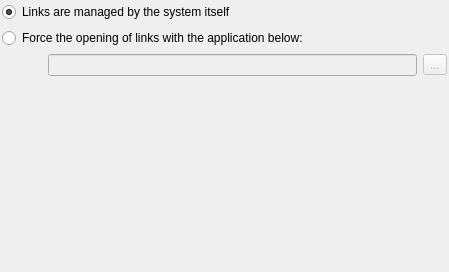
This is ceb/ui/links_settings.ui in kervala/cebmtpchat as Qt 5 draws it before an edit. The edited form follows.
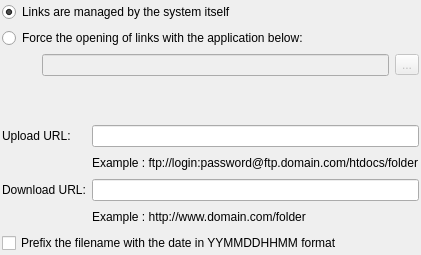
This is the edited form.

Commit message: added FTP upload with drag and drop (should use TransfersManager and TransferWidget in the near future) fixed windows cariage returns

Diff of the .ui file:
```diff
--- a/ceb/ui/links_settings.ui
+++ b/ceb/ui/links_settings.ui
@@ -5,8 +5,8 @@
    <rect>
     <x>0</x>
     <y>0</y>
-    <width>449</width>
-    <height>272</height>
+    <width>388</width>
+    <height>255</height>
    </rect>
   </property>
   <property name="windowTitle" >
@@ -19,40 +19,9 @@
    <property name="spacing" >
     <number>6</number>
    </property>
-   <item row="3" column="1" >
-    <spacer>
-     <property name="orientation" >
-      <enum>Qt::Vertical</enum>
-     </property>
-     <property name="sizeHint" >
-      <size>
-       <width>20</width>
-       <height>121</height>
-      </size>
-     </property>
-    </spacer>
-   </item>
-   <item row="2" column="1" >
-    <widget class="QLineEdit" name="lineEditCustomBrowser" >
-     <property name="enabled" >
-      <bool>false</bool>
-     </property>
-     <property name="readOnly" >
-      <bool>true</bool>
-     </property>
-    </widget>
-   </item>
-   <item row="2" column="2" >
-    <widget class="QToolButton" name="toolButtonCustomBrowser" >
-     <property name="enabled" >
-      <bool>false</bool>
-     </property>
-     <property name="text" >
-      <string>...</string>
-     </property>
-    </widget>
-   </item>
-   <item row="0" column="0" colspan="3" >
+   <item row="0" column="0" >
+    <layout class="QVBoxLayout" name="verticalLayout" >
+     <item>
     <widget class="QRadioButton" name="radioButtonDefault" >
      <property name="text" >
       <string>Links are managed by the system itself</string>
@@ -62,14 +31,16 @@
      </property>
     </widget>
    </item>
-   <item row="1" column="0" colspan="3" >
+     <item>
     <widget class="QRadioButton" name="radioButtonForce" >
      <property name="text" >
       <string>Force the opening of links with the application below:</string>
      </property>
     </widget>
    </item>
-   <item row="2" column="0" >
+     <item>
+      <layout class="QHBoxLayout" name="horizontalLayout" >
+       <item>
     <spacer>
      <property name="orientation" >
       <enum>Qt::Horizontal</enum>
@@ -77,13 +48,131 @@
      <property name="sizeType" >
       <enum>QSizePolicy::Fixed</enum>
      </property>
-     <property name="sizeHint" >
+         <property name="sizeHint" stdset="0" >
       <size>
        <width>40</width>
        <height>20</height>
       </size>
      </property>
     </spacer>
+       </item>
+       <item>
+        <widget class="QLineEdit" name="lineEditCustomBrowser" >
+         <property name="enabled" >
+          <bool>false</bool>
+         </property>
+         <property name="readOnly" >
+          <bool>true</bool>
+         </property>
+        </widget>
+       </item>
+       <item>
+        <widget class="QToolButton" name="toolButtonCustomBrowser" >
+         <property name="enabled" >
+          <bool>false</bool>
+         </property>
+         <property name="text" >
+          <string>...</string>
+         </property>
+        </widget>
+       </item>
+      </layout>
+     </item>
+     <item>
+      <spacer name="verticalSpacer" >
+       <property name="orientation" >
+        <enum>Qt::Vertical</enum>
+       </property>
+       <property name="sizeHint" stdset="0" >
+        <size>
+         <width>20</width>
+         <height>40</height>
+        </size>
+       </property>
+      </spacer>
+     </item>
+     <item>
+      <layout class="QFormLayout" name="formLayout" >
+       <property name="fieldGrowthPolicy" >
+        <enum>QFormLayout::AllNonFixedFieldsGrow</enum>
+       </property>
+       <item row="0" column="1" >
+        <widget class="QLineEdit" name="ftpUploadUrl" />
+       </item>
+       <item row="1" column="0" >
+        <spacer name="horizontalSpacer" >
+         <property name="orientation" >
+          <enum>Qt::Horizontal</enum>
+         </property>
+         <property name="sizeHint" stdset="0" >
+          <size>
+           <width>40</width>
+           <height>20</height>
+          </size>
+         </property>
+        </spacer>
+       </item>
+       <item row="1" column="1" >
+        <widget class="QLabel" name="label_2" >
+         <property name="text" >
+          <string>Example : ftp://login:password@ftp.domain.com/htdocs/folder</string>
+         </property>
+        </widget>
+       </item>
+       <item row="2" column="0" >
+        <widget class="QLabel" name="httpDownloadLabel" >
+         <property name="text" >
+          <string>Download URL:</string>
+         </property>
+        </widget>
+       </item>
+       <item row="2" column="1" >
+        <widget class="QLineEdit" name="httpDownloadUrl" >
+         <property name="sizePolicy" >
+          <sizepolicy vsizetype="Fixed" hsizetype="Expanding" >
+           <horstretch>0</horstretch>
+           <verstretch>0</verstretch>
+          </sizepolicy>
+         </property>
+        </widget>
+       </item>
+       <item row="3" column="0" >
+        <spacer name="horizontalSpacer_2" >
+         <property name="orientation" >
+          <enum>Qt::Horizontal</enum>
+         </property>
+         <property name="sizeHint" stdset="0" >
+          <size>
+           <width>40</width>
+           <height>20</height>
+          </size>
+         </property>
+        </spacer>
+       </item>
+       <item row="3" column="1" >
+        <widget class="QLabel" name="label" >
+         <property name="text" >
+          <string>Example : http://www.domain.com/folder</string>
+         </property>
+        </widget>
+       </item>
+       <item row="0" column="0" >
+        <widget class="QLabel" name="ftpUploadLabel" >
+         <property name="text" >
+          <string>Upload URL:</string>
+         </property>
+        </widget>
+       </item>
+      </layout>
+     </item>
+    </layout>
+   </item>
+   <item row="1" column="0" >
+    <widget class="QCheckBox" name="prefixDate" >
+     <property name="text" >
+      <string>Prefix the filename with the date in YYMMDDHHMM format</string>
+     </property>
+    </widget>
    </item>
   </layout>
  </widget>
```
Lines whose indentation alone changed are shown as unchanged. The commit also changes 3 other files.
